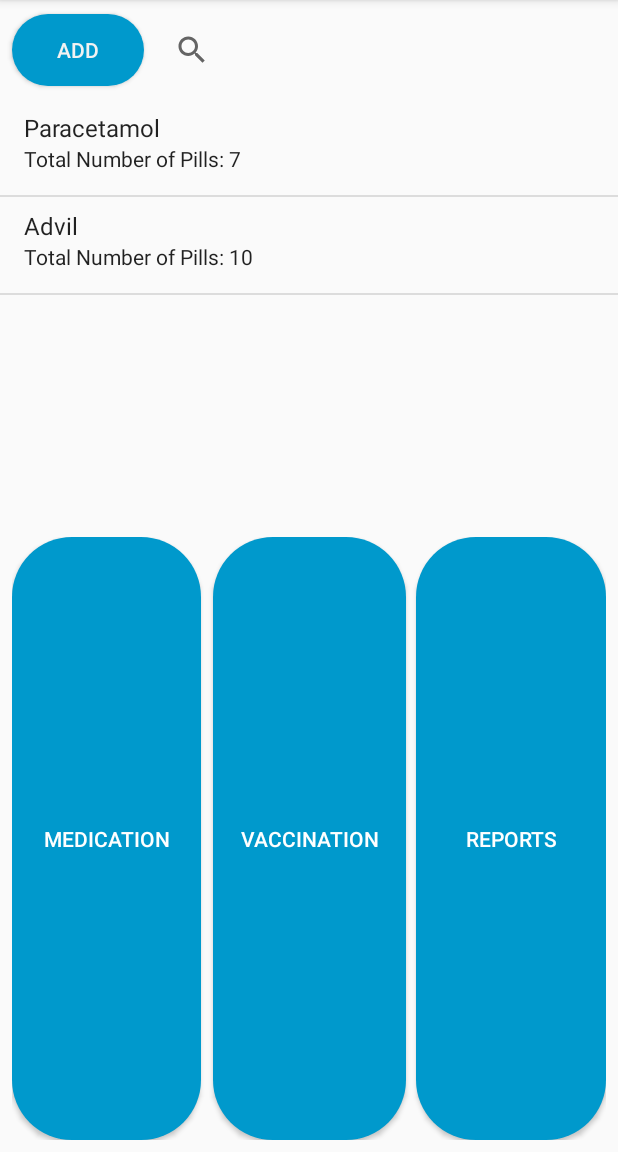
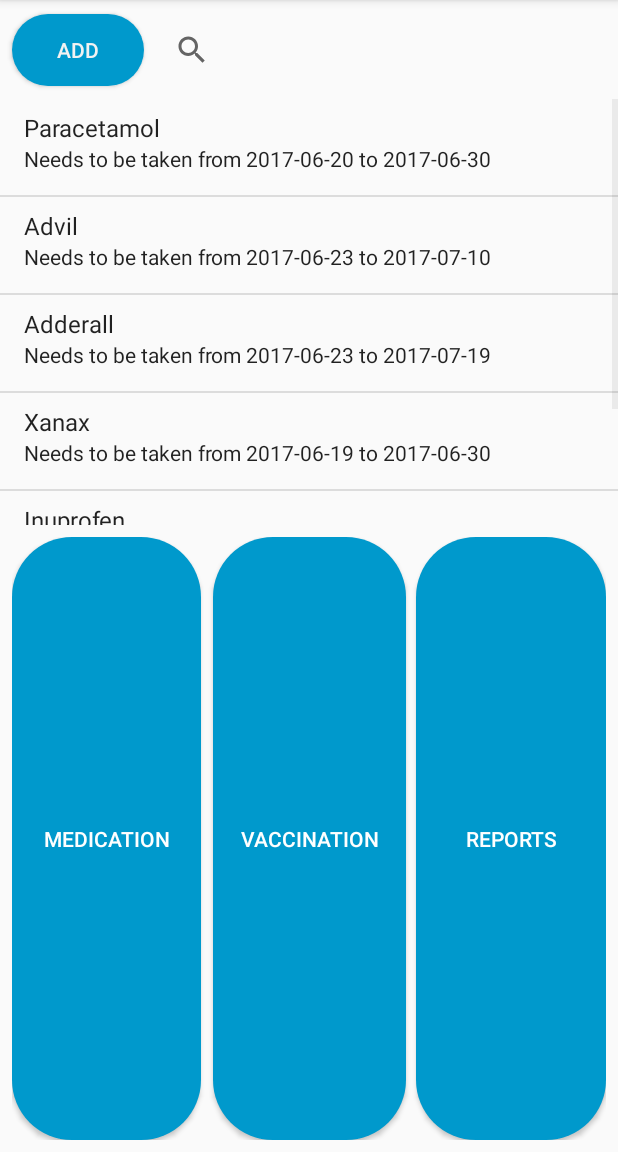
Before and after one commit to mjerwalla/M.A.N.S, an Android app: the HistoryActivity screen opened directly, with no data from a screen before it, on a phone screen of 412 x 824 dp, the part 84-1236 px from its top. Run offline under Robolectric (Android 15) with nearby library versions, the phone set to English and light mode, and no system bars.

Commit message:
added more data and changed view

```diff
--- a/medaid/app/src/main/java/ca/uwaterloo/cs446/medaid/medaid/HistoryActivity.java
+++ b/medaid/app/src/main/java/ca/uwaterloo/cs446/medaid/medaid/HistoryActivity.java
@@ -13,13 +13,13 @@ import android.widget.SimpleCursorAdapter;
 
 import java.text.SimpleDateFormat;
 import java.util.ArrayList;
-import java.util.Date;
 
 public class HistoryActivity extends AppCompatActivity {
     HistoryDatabaseHelper dbHelper;
     SimpleCursorAdapter medicationAdapter;
     ArrayAdapter<String> adapter;
     private ListView listView;
+    ArrayList<String> names = new ArrayList<>();
 
     @Override
     protected void onCreate(Bundle savedInstanceState) {
@@ -28,16 +28,16 @@ public class HistoryActivity extends AppCompatActivity {
 
         dbHelper = new HistoryDatabaseHelper(this);
         dbHelper.onCreate(dbHelper.medDB);
-        String startDate = "2017-01-02 16:02";
-        String endDate = "2017-01-02 16:20";
         SimpleDateFormat sdf=new SimpleDateFormat("yyyy-MM-dd HH:mm");
         boolean populateDate = false;
 
         try {
-            Date sDate = sdf.parse(startDate);
-            Date eDate = sdf.parse(endDate);
-            populateDate = dbHelper.insertData(1234, "Paracetamol", "1", "7", sDate, eDate, 1, 7, "Have after dinner");
-            populateDate = dbHelper.insertData(1234, "Advil", "1", "2", sDate, eDate, 1, 10, "Have before sleeping");
+            populateDate = dbHelper.insertData(1234, "Paracetamol", "1", "7", sdf.parse("2017-06-20 16:02"), sdf.parse("2017-06-30 16:02"), 1, 7, "Have after dinner");
+            populateDate = dbHelper.insertData(1234, "Advil", "1", "2", sdf.parse("2017-06-23 16:02"), sdf.parse("2017-07-10 16:02"), 1, 10, "Have before sleeping");
+            populateDate = dbHelper.insertData(1234, "Adderall", "2", "4", sdf.parse("2017-06-23 16:02"), sdf.parse("2017-07-19 16:02"), 1, 10, "Have before sleeping");
+            populateDate = dbHelper.insertData(1234, "Xanax", "1", "5", sdf.parse("2017-06-19 16:02"), sdf.parse("2017-06-30 16:02"), 1, 10, "Have before sleeping");
+            populateDate = dbHelper.insertData(1234, "Inuprofen", "1", "1", sdf.parse("2017-06-10 16:02"), sdf.parse("2017-08-10 16:02"), 1, 10, "Have before sleeping");
+            populateDate = dbHelper.insertData(1234, "Panadol", "2", "7", sdf.parse("2017-06-25 16:02"), sdf.parse("2017-06-28 16:02"), 1, 10, "Have before sleeping");
         } catch(Exception e) {
             System.out.println("Failed");
         }
@@ -45,7 +45,6 @@ public class HistoryActivity extends AppCompatActivity {
             //populating ListView
 
             listView = (ListView) findViewById(R.id.listView);
-            ArrayList<String> names = new ArrayList<>();
 
             Cursor medData = dbHelper.getMedication();
 
@@ -76,10 +75,12 @@ public class HistoryActivity extends AppCompatActivity {
                 @Override
                 public boolean setViewValue(View view, Cursor cursor, int i) {
                     if (view.getId() == android.R.id.text2) {
-                        int getIndex = cursor.getColumnIndex("totalNumPills");
-                        int num = cursor.getInt(getIndex);
+                        int getIndex1 = cursor.getColumnIndex("startDate");
+                        String start = cursor.getString(getIndex1);
+                        int getIndex2 = cursor.getColumnIndex("endDate");
+                        String end = cursor.getString(getIndex2);
                         TextView dateTextView = (TextView) view;
-                        dateTextView.setText("Total Number of Pills: " + num);
+                        dateTextView.setText("Needs to be taken from " + start.substring(0,10) + " to " + end.substring(0,10));
                         return true;
                     }
                     return false;
@@ -89,9 +90,4 @@ public class HistoryActivity extends AppCompatActivity {
             listView.setAdapter(medicationAdapter);
         }
     }
-
-    //search database for searched word
-//    private void search() {
-//
-//    }
 }
```
